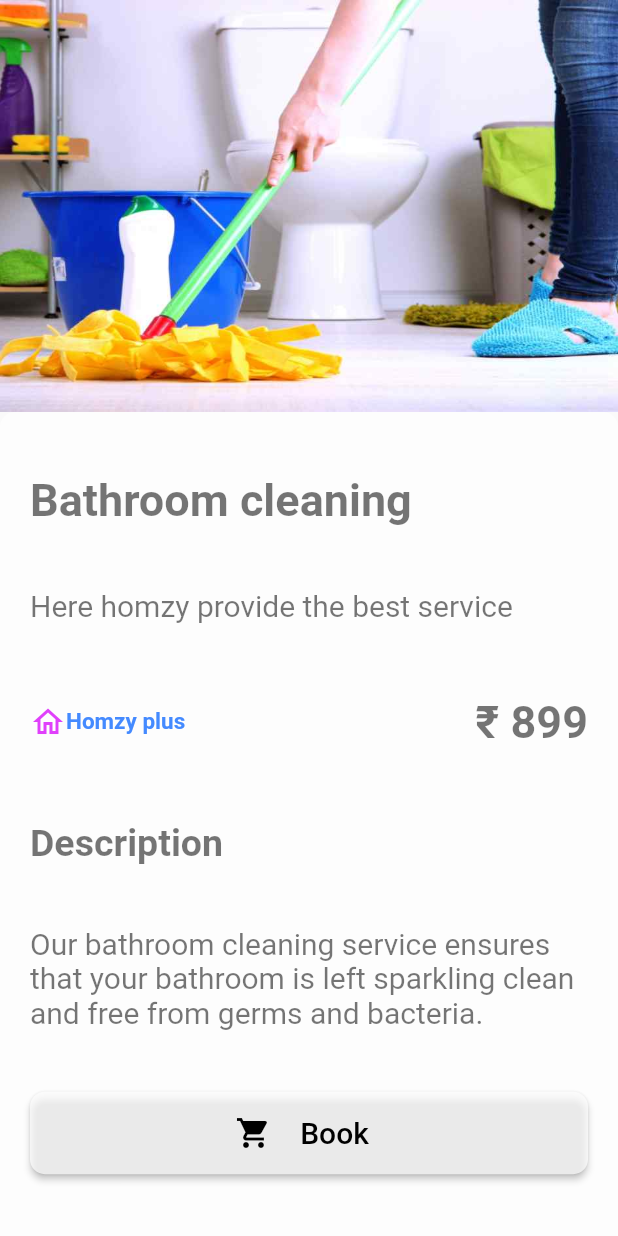
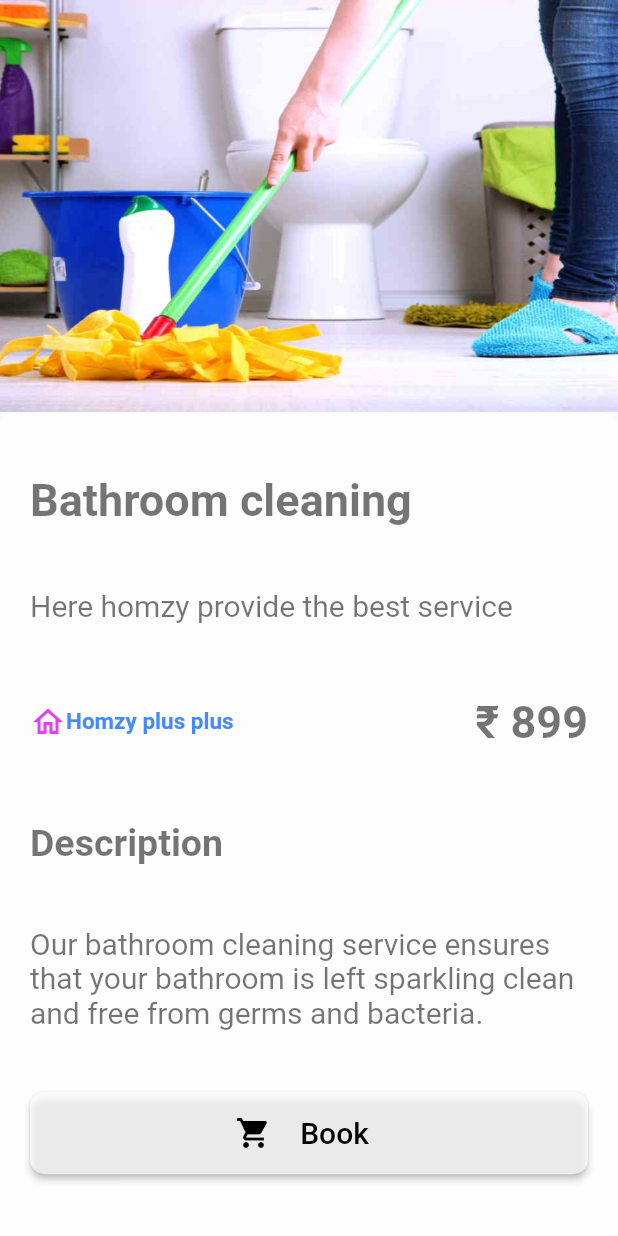
Before and after one commit to Ankit-Dhattarwal/User_homzy, a Flutter app: the CleaningServiceScreen screen opened directly, after a tap on "Bathroom cleaning", on a phone screen of 412 x 824 dp. Run offline on Flutter 3.47's test engine with Material 2 defaults, Android fonts, the phone set to English and light mode, and no system bars; our stand-ins replace carousel_pro.

Commit message:
homzy first

```diff
--- a/lib/small_serice/small_service_page.dart
+++ b/lib/small_serice/small_service_page.dart
@@ -8,12 +8,15 @@ import 'package:final_homzy/small_serice/small_services_small_contianer .dart';
    final Widget img;
    final int price;
    final String desc;
+   final int Time;
+
    const ServiceInfo({
      Key? key,
      required this.name,
      required this.img,
      required this.price,
      required this.desc,
+     required this.Time,
    }) : super(key: key);
 
 
@@ -23,7 +26,7 @@ import 'package:final_homzy/small_serice/small_services_small_contianer .dart';
 }
 
 class _ServiceInfoState extends State<ServiceInfo> {
-  Widget containerData(BuildContext context, String serviceName, String line, int price , String desc){
+  Widget containerData(BuildContext context, String serviceName, String line, int price , String desc, int Time){
     return Expanded(
       flex: 2,
       child: Container(
@@ -58,7 +61,7 @@ class _ServiceInfoState extends State<ServiceInfo> {
                         mainAxisAlignment: MainAxisAlignment.start,
                         children: [
                           Icon(Icons.home_outlined, color: Colors.purpleAccent,),
-                          Text('Homzy plus', style: TextStyle(fontWeight: FontWeight.bold, fontSize: 15, color: Colors.blueAccent),),
+                          Text('Homzy plus plus', style: TextStyle(fontWeight: FontWeight.bold, fontSize: 15, color: Colors.blueAccent),),
                         ],
                       ),
                     ),
@@ -100,7 +103,7 @@ class _ServiceInfoState extends State<ServiceInfo> {
                         // Navigate to a new screen
                         Navigator.push(
                           context,
-                          MaterialPageRoute(builder: (context) => LocationScreen(price: widget.price)),
+                          MaterialPageRoute(builder: (context) => LocationScreen(price: widget.price, Time: widget.Time,)),
                         );
                       },
                       child:Text('Book', style: TextStyle(fontSize: 20, color: Colors.black),),
@@ -146,7 +149,7 @@ class _ServiceInfoState extends State<ServiceInfo> {
             ),// As u wise use or not  by default flex is always 1
           ),
           containerData(context,
-          widget.name, 'Here homzy provide the best service', 599  , widget.desc),
+          widget.name, 'Here homzy provide the best service', 599  , widget.desc, widget.Time),
 
           // Divider(
           //   color: Colors.grey,
--- a/lib/small_serice/small_services_small_contianer .dart
+++ b/lib/small_serice/small_services_small_contianer .dart
@@ -2,12 +2,12 @@ import 'package:flutter/material.dart';
 import 'package:final_homzy/small_serice/small_service_page.dart';
 
 class CleaningServiceScreen extends StatelessWidget {
-  Widget SmallService( BuildContext context, String img, String name, String image, int price ,String desc){
+  Widget SmallService( BuildContext context, String img, String name, String image, int price ,String desc, int Time){
     return GestureDetector(
       onTap: () {
         Navigator.push(
           context,
-          MaterialPageRoute(builder: (context) => ServiceInfo (name: name, img: Image.asset(image), price: price, desc: desc,)),
+          MaterialPageRoute(builder: (context) => ServiceInfo (name: name, img: Image.asset(image), price: price, desc: desc, Time: Time,)),
         );
       },
 
@@ -77,35 +77,40 @@ class CleaningServiceScreen extends StatelessWidget {
                       "Bathroom cleaning",
                    "assets/cleaning_service/bathroom_cleaning_poster.jpeg",
                      int.parse("899"),
-                     "Our bathroom cleaning service ensures that your bathroom is left sparkling clean and free from germs and bacteria."
+                     "Our bathroom cleaning service ensures that your bathroom is left sparkling clean and free from germs and bacteria.",
+                    int.parse("60"),
                   ),
               SmallService(context,
                   "assets/cleaning_service/kitchen_cleaning.jpeg",
                   "Kitchen cleaning",
                  "assets/cleaning_service/kitchen_cleaner_poster.jpeg",
                  int.parse("799"),
-                 "With our kitchen cleaning service, you can enjoy cooking and dining in a clean and healthy environment without worrying about the tedious task of cleaning up afterwards."
+                 "With our kitchen cleaning service, you can enjoy cooking and dining in a clean and healthy environment without worrying about the tedious task of cleaning up afterwards.",
+                int.parse("45"),
               ),
               SmallService(context,
                  "assets/cleaning_service/sofa_cleaning.jpeg",
                   "Sofa cleaning",
                  "assets/cleaning_service/sofa_cleaner_poster.jpeg",
                  int.parse("650"),
-                 "Our sofa cleaning service uses specialized cleaning methods to remove dirt, stains, and odors from your sofa, leaving it looking and smelling fresh and clean."
+                 "Our sofa cleaning service uses specialized cleaning methods to remove dirt, stains, and odors from your sofa, leaving it looking and smelling fresh and clean.",
+                int.parse("30"),
               ),
               SmallService(context,
                  "assets/cleaning_service/carpet_cleaning.webp",
                   "Carpet cleaning",
                  "assets/cleaning_service/carpet_cleaner_poster.jpeg",
                  int.parse("500"),
-                  "Our carpet cleaning service uses advanced cleaning techniques to thoroughly clean and sanitize your carpets, leaving them looking and feeling like new."
+                  "Our carpet cleaning service uses advanced cleaning techniques to thoroughly clean and sanitize your carpets, leaving them looking and feeling like new.",
+                int.parse("25"),
               ),
               SmallService(context,
                 "assets/cleaning_service/garden claening.jpeg",
                  "Garden cleaning",
                  "assets/cleaning_service/garden_cleaner_poster.jpeg",
                  int.parse("1500"),
-                 "Our garden cleaning service ensures that your outdoor space is left clean, tidy, and free from debris, making it a safe and enjoyable place for you and your family to relax and play."
+                 "Our garden cleaning service ensures that your outdoor space is left clean, tidy, and free from debris, making it a safe and enjoyable place for you and your family to relax and play.",
+                int.parse("60"),
               ),
             ],
           ),
--- a/lib/small_serice/takedata_page.dart
+++ b/lib/small_serice/takedata_page.dart
@@ -5,8 +5,9 @@ import 'package:final_homzy/main.dart';
 
 class LocationScreen extends StatefulWidget {
   final int price;
+  final int Time;
 
-  const LocationScreen({Key? key, required this.price}) : super(key: key);
+  const LocationScreen({Key? key, required this.price, required this.Time}) : super(key: key);
 
   @override
   _LocationScreenState createState() => _LocationScreenState();
@@ -90,7 +91,7 @@ class _LocationScreenState extends State<LocationScreen> {
                     child: Text('Submit'),
                   ),
                 ),
-                Text('${widget.price}'),
+                Text('${widget.Time}'),
               ],
             ),
           ],
```
Also changed, not shown: lib/main.dart (+21 -4 lines), lib/small_serice/face_care.dart (+8 -5 lines), lib/small_serice/face_care_men.dart (+8 -5 lines), lib/small_serice/small_service_carpenter.dart (+10 -6 lines), lib/small_serice/small_service_small_rapair.dart (+12 -7 lines), pubspec.lock.
